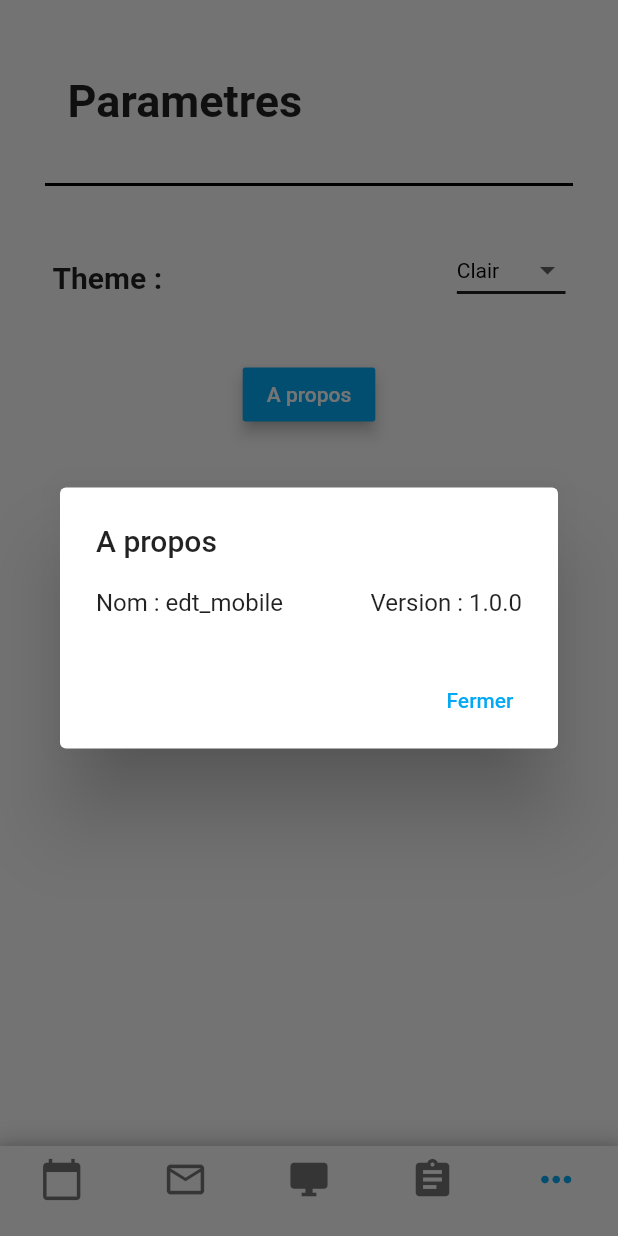
After one commit to Clement-Hellot/EDT-Unicaen, a Flutter app: the screen it shows after launch, item 5 of the bottom bar chosen, after a tap on "A propos", on a phone screen of 412 x 824 dp. The commit adds this screen. Run offline on Flutter 3.47's test engine with Material 2 defaults, Android fonts, the phone set to English and light mode, and no system bars; our stand-ins replace package_info; network calls fail; statements that could not run were skipped.

Commit message:
Ajout du bouton "à propos" dans pageOptions.dart, Ajout du dossier pageOptions pour simplifier le code, Modification des classes :     PageOptions, _PageOptionsState dans pageOptions.dart,     BoutonAPropos, popupAPropos, _popupAProposState dans aPropos.dart,     BoutonTheme, _BoutonThemeState dans theme.dart     Ajout de la classe AppTheme, qui gérera l'implémentation du thème     sombre, dans theme.dart

```diff
--- a/proto1/lib/main.dart
+++ b/proto1/lib/main.dart
@@ -5,7 +5,7 @@ import 'pageEdt.dart';
 import 'pageMails.dart';
 import 'pageSalles.dart';
 import 'pageControles.dart';
-import 'pageOptions.dart';
+import 'pageOption/pageOptions.dart';
 
 void main() {
   runApp(MyApp());
--- /dev/null
+++ b/proto1/lib/pageOption/aPropos.dart
@@ -0,0 +1,79 @@
+import 'package:flutter/material.dart';
+import 'package:package_info/package_info.dart';
+
+class BoutonAPropos extends StatelessWidget {
+  BoutonAPropos({Key key}) : super(key: key);
+
+  @override
+  Widget build(BuildContext context) {}
+}
+
+class popupAPropos extends StatefulWidget {
+  popupAPropos({Key key}) : super(key: key);
+  @override
+  State<StatefulWidget> createState() {
+    return _popupAProposState();
+  }
+}
+
+class _popupAProposState extends State<popupAPropos> {
+  PackageInfo _packageInfo = PackageInfo(
+    appName: 'Unknown',
+    packageName: 'Unknown',
+    version: 'Unknown',
+    buildNumber: 'Unknown',
+  );
+
+  @override
+  void initState() {
+    super.initState();
+    _initPackageInfo();
+  }
+
+  Future<void> _initPackageInfo() async {
+    print('coucou');
+    final PackageInfo info = await PackageInfo.fromPlatform();
+    setState(() {
+      _packageInfo = info;
+      print('packageInfo content :' + _packageInfo.version + " " + _packageInfo.appName);
+    });
+  }
+
+  @override
+  Widget build(BuildContext context){
+    return new AlertDialog(
+      title: const Text('A propos'),
+      content: new Column(
+          mainAxisSize: MainAxisSize.min,
+          crossAxisAlignment: CrossAxisAlignment.start,
+          children: [
+            Row(
+                children: [
+                  Text("Nom : "),
+                  Text(_packageInfo.appName),
+                  Expanded(
+                      child: Divider(
+                        thickness: 2,
+                        color: Colors.black,
+                        indent: 30,
+                        endIndent: 30,
+                      )),
+
+                  Text("Version : "),
+                  Text(_packageInfo.version)
+                ]
+            )
+          ]
+      ),
+      actions: <Widget>[
+        new FlatButton(
+          onPressed: () {
+            Navigator.of(context).pop();
+          },
+          textColor: Theme.of(context).primaryColor,
+          child: const Text('Fermer'),
+        ),
+      ],
+    );
+  }
+}
--- /dev/null
+++ b/proto1/lib/pageOption/pageOptions.dart
@@ -0,0 +1,78 @@
+import 'package:flutter/material.dart';
+import 'aPropos.dart';
+import 'theme.dart';
+
+//Squelette de la page option :
+class PageOptions extends StatefulWidget {
+  @override
+  _PageOptionsState createState() => _PageOptionsState();
+}
+
+class _PageOptionsState extends State<PageOptions> {
+  @override
+  Widget build(BuildContext context) {
+    return Column(
+      children: [
+        Container(
+          margin: EdgeInsets.only(
+            left: 15,
+            top: 50,
+            right: 15,
+            bottom: 30,
+          ),
+          width: double.infinity,
+          child: Padding(
+            padding: EdgeInsets.fromLTRB(30, 0, 0, 0),
+            child: Text(
+              "Parametres",
+              textAlign: TextAlign.left,
+              style: TextStyle(
+                fontSize: 30,
+                fontWeight: FontWeight.w600,
+              ),
+            ),
+          ),
+        ),
+        Row(children: [
+          Expanded(
+              child: Divider(
+            thickness: 2,
+            color: Colors.black,
+            indent: 30,
+            endIndent: 30,
+          ))
+        ]),
+        Row(mainAxisAlignment: MainAxisAlignment.spaceBetween, children: [
+          Padding(
+            padding: EdgeInsets.fromLTRB(35, 0, 0, 0),
+            child: Text(
+              "Theme :",
+              style: TextStyle(
+                fontSize: 20,
+                fontWeight: FontWeight.w600,
+              ),
+              textAlign: TextAlign.left,
+            ),
+          ),
+          Padding(
+              padding: EdgeInsets.fromLTRB(0, 25, 35, 35), child: BoutonTheme())
+        ]),
+        Row(mainAxisAlignment: MainAxisAlignment.center, children: [
+          RaisedButton(
+            child: const Text('A propos'),
+            color: Theme.of(context).accentColor,
+            elevation: 4.0,
+            textColor: const Color(0xFFFFFFFF),
+            onPressed: () {
+              showDialog(
+                context: context,
+                builder: (BuildContext context) => popupAPropos(),
+              );
+              // Perform some action
+            },
+          )
+        ])
+      ],
+    );
+  }
+}
--- /dev/null
+++ b/proto1/lib/pageOption/theme.dart
@@ -0,0 +1,44 @@
+import 'package:flutter/material.dart';
+
+/// Le bouton déroulant pour choisir entre clair et sombre
+class BoutonTheme extends StatefulWidget {
+  BoutonTheme({Key key}) : super(key: key);
+
+  @override
+  _BoutonThemeState createState() => _BoutonThemeState();
+}
+
+class _BoutonThemeState extends State<StatefulWidget> {
+  String dropdownValue = 'Clair';
+
+  @override
+  Widget build(BuildContext context) {
+    return DropdownButton<String>(
+      value: dropdownValue,
+      iconSize: 24,
+      elevation: 16,
+      style: TextStyle(color: Colors.black),
+      underline: Container(
+        height: 2,
+        color: Colors.black87,
+      ),
+      onChanged: (String newValue) {
+        setState(() {
+          dropdownValue = newValue;
+          //TODO : implémenter la modification des valeurs du singleton et recharger la page courante pour appliquer le changement de thème
+        });
+      },
+      items: <String>['Clair', 'Sombre']
+          .map<DropdownMenuItem<String>>((String value) {
+        return DropdownMenuItem<String>(
+          value: value,
+          child: Text(value),
+        );
+      }).toList(),
+    );
+  }
+}
+
+class AppTheme {
+  //TODO implémenter le thème sombre et le thème clair (singleton stockant les paramètres et duquel les pages chargent les infos ?)
+}
```
Also changed, not shown: proto1/lib/pageOptions.dart (deleted, +0 -161 lines), 3 other files.
